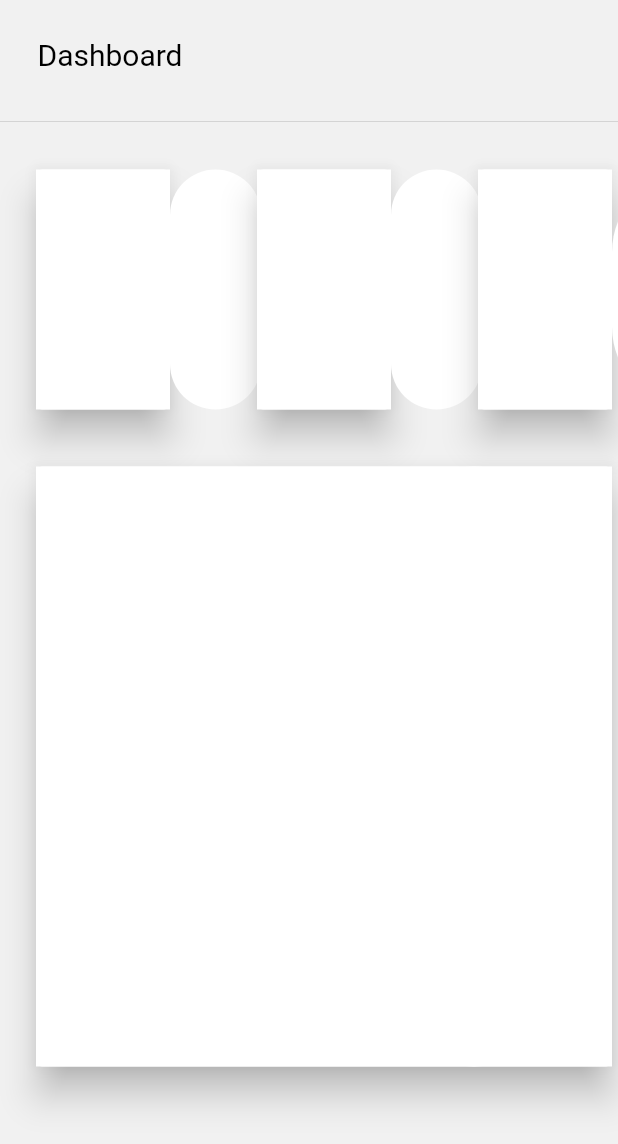
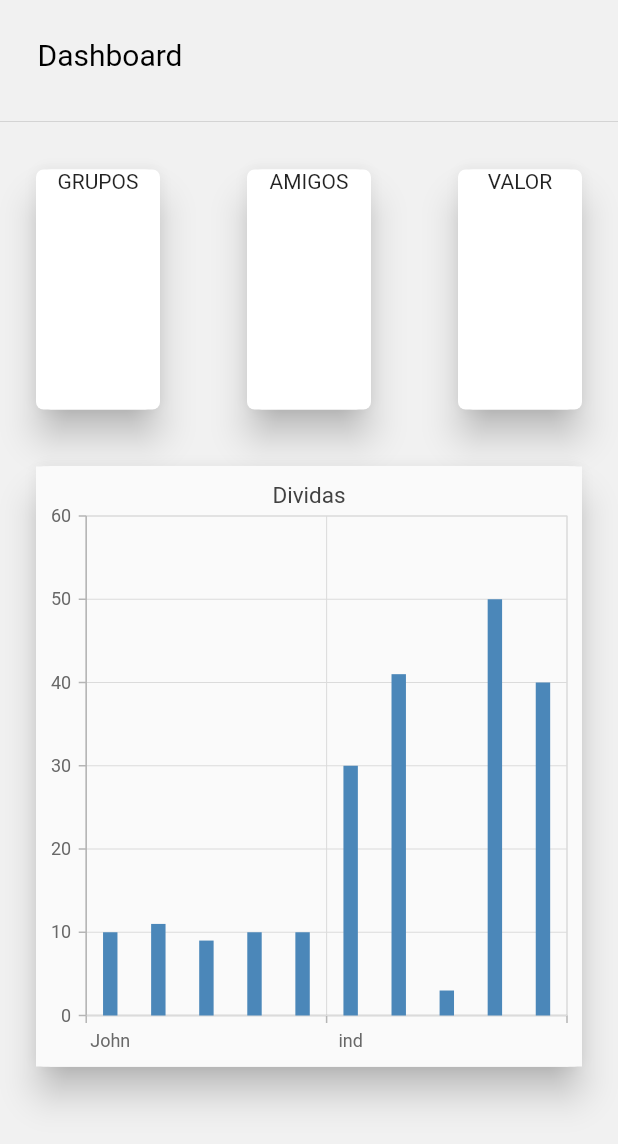
Before and after one commit to Lucas-Linhar3s/Gerenciador-de-dividas-flutter, a Flutter app: the DashboardWeb screen opened directly, on a phone screen of 412 x 824 dp. Shown: the top 1144 px of the screen. Run offline on Flutter 3.47's test engine with Material 2 defaults, Android fonts, the phone set to English and light mode, and no system bars; our stand-ins replace mask_text_input_formatter, syncfusion_flutter_charts; missing offline and left inert: dart:html; network calls fail.

Commit message:
grafico de dividas

```diff
--- a/lib/main.dart
+++ b/lib/main.dart
@@ -1,3 +1,5 @@
+import 'dart:convert';
+
 import 'package:flutter/material.dart';
 import 'package:projeto/src/Interfaces/login/web/loginWeb.dart';
 import 'package:projeto/src/Interfaces/recovery/web/recoveryWeb.dart';
--- a/lib/src/Interfaces/dashboard/components/dashboard_component.dart
+++ b/lib/src/Interfaces/dashboard/components/dashboard_component.dart
@@ -1,6 +1,7 @@
 import 'package:flutter/material.dart';
 import 'package:flutter/src/widgets/container.dart';
 import 'package:flutter/src/widgets/framework.dart';
+import 'package:projeto/src/Interfaces/grafico/charts.dart';
 
 class Dashboard extends StatefulWidget {
   const Dashboard({super.key});
@@ -40,30 +41,23 @@ class _DashboardState extends State<Dashboard> {
                 Flexible(
                   child: Card(
                     elevation: 10,
-                    // borderOnForeground: false,
-                    child: DecoratedBox(
-                      decoration: BoxDecoration(
-                        borderRadius: BorderRadius.circular(200.0),
-                        color: Colors.white,
-                        border: Border(
-                          left: BorderSide(
-                            // color: Colors.green,
-                            width: 300,
+                    shape: RoundedRectangleBorder(
+                      side: BorderSide(
+                        color: Colors.transparent,
                       ),
-                        ),
-                        // boxShadow: [
-                        //   BoxShadow(
-                        //       // color: Color.fromARGB(153, 0, 0, 0),
-                        //       // blurRadius: 0,
-                        //       // spreadRadius: 0,
-                        //       ),
-                        // ],
+                      borderRadius: BorderRadius.circular(10.0), //<-- SEE HERE
                     ),
                     child: Container(
-                        width: 350,
+                      width: MediaQuery.of(context).size.width,
                       height: 160,
+                      // color: Colors.white,
+                      child: Text(
+                        "GRUPOS",
+                        textAlign: TextAlign.center,
+                      ),
+                      decoration: BoxDecoration(
                           color: Colors.white,
-                      ),
+                          borderRadius: BorderRadius.circular(5)),
                     ),
                   ),
                 ),
@@ -73,30 +67,23 @@ class _DashboardState extends State<Dashboard> {
                 Flexible(
                   child: Card(
                     elevation: 10,
-                    // borderOnForeground: false,
-                    child: DecoratedBox(
-                      decoration: BoxDecoration(
-                        borderRadius: BorderRadius.circular(200.0),
-                        color: Colors.white,
-                        border: Border(
-                          left: BorderSide(
-                            // color: Colors.green,
-                            width: 300,
+                    shape: RoundedRectangleBorder(
+                      side: BorderSide(
+                        color: Colors.transparent,
                       ),
-                        ),
-                        // boxShadow: [
-                        //   BoxShadow(
-                        //       // color: Color.fromARGB(153, 0, 0, 0),
-                        //       // blurRadius: 0,
-                        //       // spreadRadius: 0,
-                        //       ),
-                        // ],
+                      borderRadius: BorderRadius.circular(10.0), //<-- SEE HERE
                     ),
                     child: Container(
-                        width: 350,
+                      width: MediaQuery.of(context).size.width,
                       height: 160,
+                      // color: Colors.white,
+                      child: Text(
+                        "AMIGOS",
+                        textAlign: TextAlign.center,
+                      ),
+                      decoration: BoxDecoration(
                           color: Colors.white,
-                      ),
+                          borderRadius: BorderRadius.circular(5)),
                     ),
                   ),
                 ),
@@ -106,32 +93,28 @@ class _DashboardState extends State<Dashboard> {
                 Flexible(
                   child: Card(
                     elevation: 10,
-                    // borderOnForeground: false,
-                    child: DecoratedBox(
-                      decoration: BoxDecoration(
-                        borderRadius: BorderRadius.circular(200.0),
-                        color: Colors.white,
-                        border: Border(
-                          left: BorderSide(
-                            // color: Colors.green,
-                            width: 400,
+                    shape: RoundedRectangleBorder(
+                      side: BorderSide(
+                        color: Colors.transparent,
                       ),
-                        ),
-                        // boxShadow: [
-                        //   BoxShadow(
-                        //       // color: Color.fromARGB(153, 0, 0, 0),
-                        //       // blurRadius: 0,
-                        //       // spreadRadius: 0,
-                        //       ),
-                        // ],
+                      borderRadius: BorderRadius.circular(10.0), //<-- SEE HERE
                     ),
                     child: Container(
-                        width: 350,
+                      width: MediaQuery.of(context).size.width,
                       height: 160,
+                      // color: Colors.white,
+                      child: Text(
+                        "VALOR",
+                        textAlign: TextAlign.center,
+                      ),
+                      decoration: BoxDecoration(
                           color: Colors.white,
+                          borderRadius: BorderRadius.circular(5)),
                     ),
                   ),
                 ),
+                const SizedBox(
+                  width: 20.0,
                 ),
               ],
             ),
@@ -146,37 +129,28 @@ class _DashboardState extends State<Dashboard> {
                 Flexible(
                   child: Card(
                     elevation: 10,
-                    // borderOnForeground: false,
-                    child: DecoratedBox(
-                      decoration: BoxDecoration(
-                        borderRadius: BorderRadius.circular(200.0),
-                        color: Colors.white,
-                        border: Border(
-                          left: BorderSide(
-                            // color: Colors.green,
-                            width: 400,
+                    shape: RoundedRectangleBorder(
+                      side: BorderSide(
+                        color: Colors.transparent,
                       ),
-                        ),
-                        // boxShadow: [
-                        //   BoxShadow(
-                        //       // color: Color.fromARGB(153, 0, 0, 0),
-                        //       // blurRadius: 0,
-                        //       // spreadRadius: 0,
-                        //       ),
-                        // ],
+                      borderRadius: BorderRadius.circular(10.0), //<-- SEE HERE
                     ),
                     child: Container(
-                        // padding: EdgeInsets.all(40),
-                        alignment: AlignmentDirectional.centerStart,
-                        width: 1165,
+                      width: MediaQuery.of(context).size.width,
                       height: 400,
+                      // color: Colors.white,
+                      child: Grafico(),
+                      decoration: BoxDecoration(
                           color: Colors.white,
+                          borderRadius: BorderRadius.circular(5)),
                     ),
                   ),
                 ),
+                const SizedBox(
+                  width: 20,
                 ),
               ],
-            )
+            ),
           ],
         ));
   }
--- /dev/null
+++ b/lib/src/Interfaces/grafico/charts.dart
@@ -0,0 +1,59 @@
+import 'package:flutter/material.dart';
+import 'package:syncfusion_flutter_charts/charts.dart';
+
+class Grafico extends StatefulWidget {
+  const Grafico({super.key});
+
+  @override
+  State<Grafico> createState() => _GraficoState();
+}
+
+class _GraficoState extends State<Grafico> {
+  @override
+  Widget build(BuildContext context) {
+    final List<ChartData> chartData = [
+      ChartData('John', 10),
+      ChartData('Parker', 11),
+      ChartData('David', 9),
+      ChartData('Peter', 10),
+      ChartData('Brit', 10),
+      ChartData('ind', 30),
+      ChartData('knj', 41),
+      ChartData('uhj', 3),
+      ChartData('eokj', 50),
+      ChartData('ughij', 40)
+    ];
+    return Scaffold(
+        body: Center(
+            child: Container(
+                child: SfCartesianChart(
+                    title: ChartTitle(
+                      text: "Dividas",
+                    ),
+                    onDataLabelRender: (dataLabelArgs) => dataLabelArgs.color,
+                    onAxisLabelTapped: (axisLabelTapArgs) =>
+                        axisLabelTapArgs.text,
+                    selectionGesture: ActivationMode.singleTap,
+                    primaryXAxis: CategoryAxis(),
+                    series: <ChartSeries<ChartData, String>>[
+          // Renders column chart
+          ColumnSeries<ChartData, String>(
+            yAxisName: r"R$",
+            xAxisName: "Dividas",
+            // pointColorMapper: (datum, index) => ,
+            // trackColor: Colors.red,
+            dataSource: chartData,
+            xValueMapper: (ChartData data, _) => data.nomeDaDivida,
+            yValueMapper: (ChartData data, _) => data.valorDaDivida,
+            width: 0.3,
+            spacing: 0,
+          )
+        ]))));
+  }
+}
+
+class ChartData {
+  ChartData(this.nomeDaDivida, this.valorDaDivida);
+  final String nomeDaDivida;
+  final double valorDaDivida;
+}
--- a/pubspec.yaml
+++ b/pubspec.yaml
@@ -37,6 +37,7 @@ dependencies:
   # Use with the CupertinoIcons class for iOS style icons.
   cupertino_icons: ^1.0.2
   mask_text_input_formatter: ^2.4.0
+  syncfusion_flutter_charts: ^20.4.38
 
 dev_dependencies:
   flutter_test:
```
Also changed, not shown: lib/src/Interfaces/login/components/formLoginWidget.dart (+11 -2 lines), lib/src/Shared/components/pages.dart (added, +20 -0 lines), lib/src/Shared/components/seila.dart (deleted, +0 -165 lines), lib/src/Shared/components/sideMenuPage.dart (+26 -32 lines), pubspec.lock. Lines whose indentation alone changed are shown as unchanged.
